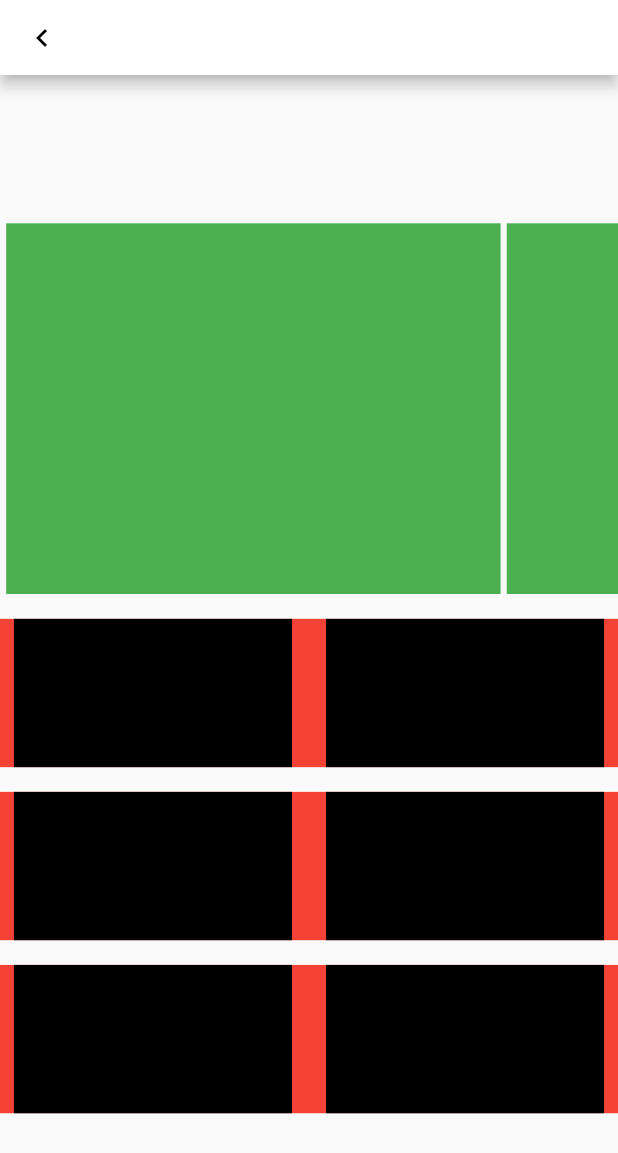
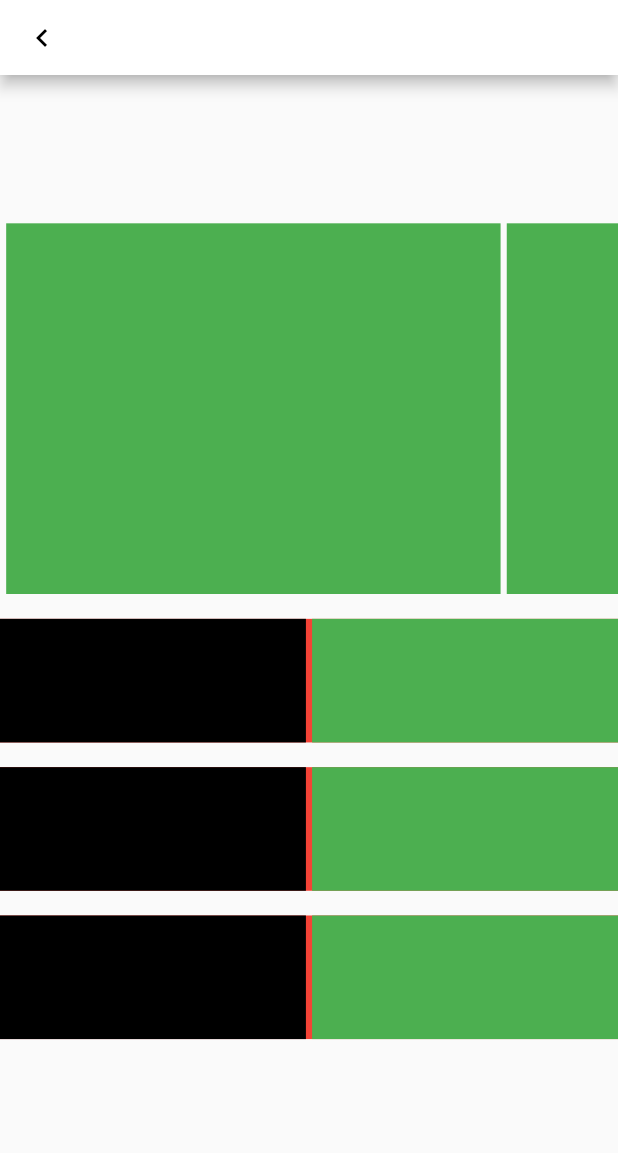
Before and after one commit to RicDev116/navig_doctop_mobile_web, a Flutter app: the screen it shows after launch, on a phone screen of 412 x 824 dp. Shown: the top 1153 px of the screen. Run offline on Flutter 3.47's test engine with Material 2 defaults, Android fonts, the light colour scheme and no system bars; our stand-ins replace get.

Commit message:
first commit

```diff
--- a/lib/src/modules/home/pages/home_page_mobile.dart
+++ b/lib/src/modules/home/pages/home_page_mobile.dart
@@ -66,20 +66,25 @@ class MyRow extends StatelessWidget {
     return Container(
       color: Colors.red,
       width: double.infinity,
+      height: Screen.percentHeight(10),
       child: Row(
         mainAxisSize: MainAxisSize.max,
         mainAxisAlignment: MainAxisAlignment.spaceEvenly,
         children: [
-          Container(
-            color: Colors.black,
-            width: Screen.percentWidth(45),
-            height: Screen.percentHeight(12),
+          Expanded(
+            child: Container(
+              color: Colors.black,
+              width: Screen.percentWidth(45),
+              height: Screen.percentHeight(12),
+            ),
           ),
           SizedBox(width: Screen.percentWidth(1)),
-          Container(
-            color: Colors.black,
-            width: Screen.percentWidth(45),
-            height: Screen.percentHeight(12),
+          Expanded(
+            child: Container(
+              color: Colors.green,
+              width: Screen.percentWidth(45),
+              height: Screen.percentHeight(12),
+            ),
           ),
         ],
       ),
```
